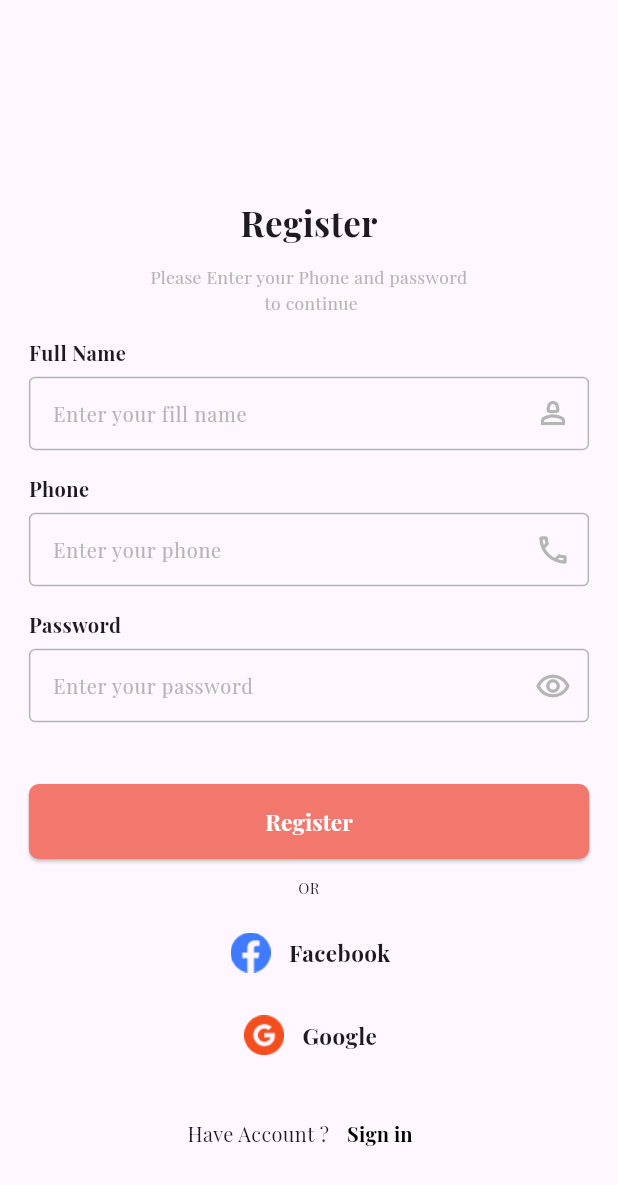
After one commit to maslma/Ecommerce_App, a Flutter app: the RegisterView screen opened by its route, on a phone screen of 412 x 824 dp. The commit adds this screen. Shown: the top 1185 px of the screen. Run offline on Flutter 3.47's test engine with Material 2 defaults, Android fonts, the phone set to English and light mode, and no system bars; our stand-ins replace dio, flutter_bloc, flutter_screenutil, shared_preferences; accounts and stored records are empty; project files that could hold a hidden picture were left out.

Commit message:
add sign up screen

```diff
--- a/lib/main.dart
+++ b/lib/main.dart
@@ -24,7 +24,7 @@ class MyApp extends StatelessWidget {
   @override
   Widget build(BuildContext context) {
     return ScreenUtilInit(
-        designSize: const Size(377, 813),
+        designSize: const Size(428, 988),
         minTextAdapt: true,
         splitScreenMode: true,
         useInheritedMediaQuery: true,
--- /dev/null
+++ b/lib/presentation/global_widgets/global_text_form_field.dart
@@ -0,0 +1,58 @@
+import 'package:ecommerce_app/presentation/presentation_managers/color_managers.dart';
+import 'package:flutter/material.dart';
+import 'package:flutter_screenutil/flutter_screenutil.dart';
+
+class GlobalTextFormField extends StatelessWidget {
+  final double? height;
+  final double? width;
+  final TextInputType? keyboardType;
+  final TextEditingController? controller;
+  final IconData? suffixIcon;
+  final String? hintText;
+  const GlobalTextFormField(
+      {super.key,
+       this.height,
+       this.width,
+       this.keyboardType,
+       this.controller,
+       this.suffixIcon,
+         this.hintText});
+
+  @override
+  Widget build(BuildContext context) {
+    return SizedBox(
+      height: height ?? 60.h,
+      width: width ?? 389.w,
+      child: TextFormField(
+        cursorColor: ColorManager.black,
+        textAlign: TextAlign.start,
+        controller: controller,
+        keyboardType: keyboardType,
+        style: TextStyle(
+            color: ColorManager.black,
+            fontWeight: FontWeight.w600,
+            fontSize: 16.sp),
+        decoration: InputDecoration(
+            suffixIcon: Icon(
+              suffixIcon,
+              color: ColorManager.grey2,
+            ),
+            hintText: hintText,
+            hintStyle: TextStyle(
+                color: ColorManager.grey2,
+                fontWeight: FontWeight.w500,
+                fontSize: 16.sp),
+            border: OutlineInputBorder(
+              borderRadius: BorderRadius.all(Radius.circular(5.r)),
+            ),
+            enabledBorder: OutlineInputBorder(
+                borderRadius: BorderRadius.all(Radius.circular(5.r)),
+                borderSide: const BorderSide(color: ColorManager.grey2)),
+            focusedBorder: OutlineInputBorder(
+                borderRadius: BorderRadius.all(Radius.circular(5.r)),
+                borderSide:
+                    const BorderSide(color: ColorManager.primaryColor))),
+      ),
+    );
+  }
+}
--- a/lib/presentation/presentation_managers/assets_managers.dart
+++ b/lib/presentation/presentation_managers/assets_managers.dart
@@ -3,5 +3,7 @@ class ImageAssets {
   static const String onBoardingOne = '$rootImage/onboardingone.PNG';
   static const String onBoardingTwo = '$rootImage/oboardingtwo.PNG';
   static const String onBoardingThree = '$rootImage/onboardingthree.PNG';
+  static const String facebook = '$rootImage/icons_facebook.png';
+  static const String google = '$rootImage/google.png';
 
 }
--- a/lib/presentation/presentation_managers/color_managers.dart
+++ b/lib/presentation/presentation_managers/color_managers.dart
@@ -5,7 +5,9 @@ class ColorManager {
   static const Color primaryColor = Color(0xffF2786D);
   static const Color backGroundColor = Color(0xffF8F9FD) ;
   static const Color grey = Color(0xff8e8e8e);
+  static const Color grey2 = Color(0xffB5B5B5);
   static const Color black = Color(0xff000000);
+  static const Color white = Color(0xffF9FFF6);
 
 
 }
--- a/lib/presentation/presentation_managers/routes_managers.dart
+++ b/lib/presentation/presentation_managers/routes_managers.dart
@@ -1,4 +1,4 @@
-import 'package:ecommerce_app/presentation/screens/auth/views/login_screen.dart';
+import 'package:ecommerce_app/presentation/screens/auth/views/register_screen.dart';
 import 'package:ecommerce_app/presentation/screens/language/views/language_screen.dart';
 import 'package:ecommerce_app/presentation/screens/onboarding/views/onboarding_screen.dart';
 import 'package:flutter/material.dart';
@@ -28,7 +28,7 @@ class RoutesGenerator {
       case Routes.languageRoute:
         return MaterialPageRoute(builder: (_) => const LanguageView());
       case Routes.loginRoute:
-        return MaterialPageRoute(builder: (_) => const LoginView());
+        return MaterialPageRoute(builder: (_) => const RegisterView());
       // case Routes.forgotPasswordRoute:
       //   return MaterialPageRoute(builder: (_) => const ForgetPassword());
       // case Routes.registerRoute:
--- a/lib/presentation/screens/auth/views/login_screen.dart
+++ /dev/null
@@ -1,17 +0,0 @@
-import 'package:flutter/material.dart';
-
-class LoginView extends StatelessWidget {
-  const LoginView({super.key});
-
-  @override
-  Widget build(BuildContext context) {
-    return Scaffold(
-      appBar: AppBar(
-        title: Text('Login'),
-      ),
-      body: Container(
-        child: Text('Login'),
-      ),
-    );
-  }
-}
--- /dev/null
+++ b/lib/presentation/screens/auth/views/register_screen.dart
@@ -0,0 +1,89 @@
+import 'package:ecommerce_app/presentation/global_widgets/global_button.dart';
+import 'package:ecommerce_app/presentation/global_widgets/global_text_form_field.dart';
+import 'package:ecommerce_app/presentation/presentation_managers/assets_managers.dart';
+import 'package:ecommerce_app/presentation/presentation_managers/color_managers.dart';
+import 'package:flutter/material.dart';
+import 'package:flutter_screenutil/flutter_screenutil.dart';
+
+class RegisterView extends StatelessWidget {
+  const RegisterView({super.key});
+
+  @override
+  Widget build(BuildContext context) {
+    return Scaffold(
+      body: Container(
+        padding: EdgeInsets.symmetric(horizontal: 20.w),
+        child: ListView(
+         children: [
+           SizedBox(height: 158.h,),
+           Text("Register",style: TextStyle(fontSize: 28.sp,fontWeight: FontWeight.w700,),textAlign: TextAlign.center,),
+           SizedBox(height: 14.h,),
+           Text("Please Enter your Phone and password\n to continue",style: TextStyle(fontSize: 14.sp,fontWeight: FontWeight.w500,color: ColorManager.grey2),textAlign: TextAlign.center,),
+           SizedBox(height: 18.h,),
+           Column(
+             crossAxisAlignment: CrossAxisAlignment.start,
+             children: [
+               Text("Full Name",style: TextStyle(fontSize: 16.sp,fontWeight: FontWeight.w600,),textAlign: TextAlign.start,),
+               SizedBox(height: 8.h,),
+               const GlobalTextFormField(
+                 controller: null,
+                 hintText: 'Enter your fill name',
+                 keyboardType: TextInputType.name,
+                 suffixIcon: Icons.person_2_outlined,
+               ),
+               SizedBox(height: 18.h,),
+               Text("Phone",style: TextStyle(fontSize: 16.sp,fontWeight: FontWeight.w600,),textAlign: TextAlign.start,),
+               SizedBox(height: 8.h,),
+               const GlobalTextFormField(
+                 controller: null,
+                 hintText: 'Enter your phone',
+                 keyboardType: TextInputType.phone,
+                 suffixIcon: Icons.phone_outlined,
+               ),
+               SizedBox(height: 18.h,),
+               Text("Password",style: TextStyle(fontSize: 16.sp,fontWeight: FontWeight.w600,),textAlign: TextAlign.start,),
+               SizedBox(height: 8.h,),
+               const GlobalTextFormField(
+                 controller: null,
+                 hintText: 'Enter your password',
+                 keyboardType: TextInputType.visiblePassword,
+                 suffixIcon: Icons.remove_red_eye_outlined,
+               ),
+               SizedBox(height: 48.h,),
+               GlobalButton(height: 60.h,width: 388.w,radius:8.r ,text:"Register",colorText: Colors.white,onPressed: () {},),
+             ],
+           ),
+           SizedBox(height: 15.h,),
+           Text("OR",style: TextStyle(fontSize: 12.sp,fontWeight: FontWeight.w500,),textAlign: TextAlign.center,),
+           SizedBox(height: 27.h,),
+           Row(
+             mainAxisAlignment: MainAxisAlignment.center,
+             children: [
+               Image.asset(ImageAssets.facebook,width: 32.w,height: 32.h,),
+               SizedBox(width: 12.h,),
+               Text("Facebook",style: TextStyle(fontSize: 18.sp,fontWeight: FontWeight.w600,),textAlign: TextAlign.center,),
+             ],
+           ),
+           SizedBox(height: 34.h,),
+           Row(
+             mainAxisAlignment: MainAxisAlignment.center,
+             children: [
+               Image.asset(ImageAssets.google,width: 32.w,height: 32.h,),
+               SizedBox(width: 12.h,),
+               Text("Google",style: TextStyle(fontSize: 18.sp,fontWeight: FontWeight.w600,),textAlign: TextAlign.center,),
+             ],
+           ),
+           SizedBox(height: 34.h,),
+           Row(
+             mainAxisAlignment: MainAxisAlignment.center,
+             children: [
+               Text("Have Account ?",style: TextStyle(fontSize: 16.sp,fontWeight: FontWeight.w500,),textAlign: TextAlign.center,),
+               TextButton(onPressed: (){},child:Text("Sign in",style: TextStyle(fontSize: 16.sp,fontWeight: FontWeight.w700,color: ColorManager.black),textAlign: TextAlign.center,)),
+             ],
+           ),
+         ],
+        ),
+      ),
+    );
+  }
+}
--- a/lib/presentation/screens/language/views/language_screen.dart
+++ b/lib/presentation/screens/language/views/language_screen.dart
@@ -26,7 +26,7 @@ class LanguageView extends StatelessWidget {
               child: Column(
                 crossAxisAlignment: CrossAxisAlignment.start,
                 children: [
-                  SizedBox(height: 210.h,),
+                  SizedBox(height: 350.h,),
                   Text(AppStrings.ecommerceShop.tr(context),style: TextStyle(fontWeight: FontWeight.w700,fontSize:40.sp),),
                   SizedBox(height: 70.h,),
                   Text(AppStrings.selectLanguage.tr(context),style: TextStyle(fontSize: 20.sp,fontWeight: FontWeight.w700)),
```
Also changed, not shown: assets/images/google.png (added), assets/images/icons_facebook.png (added).
